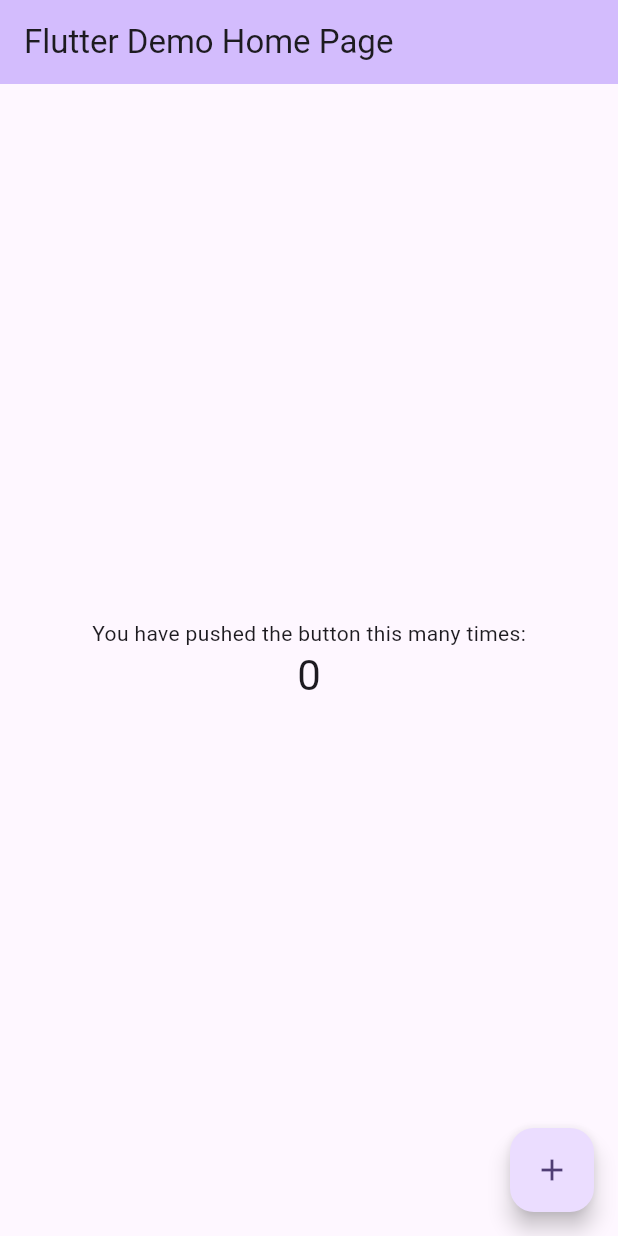
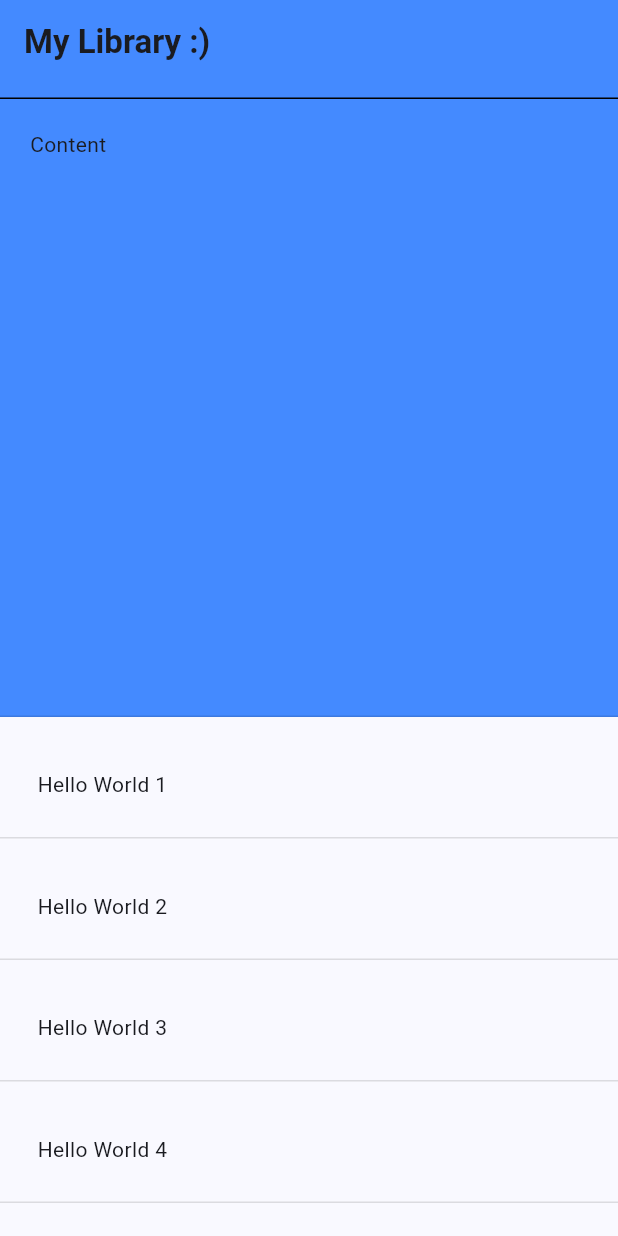
Before and after one commit to AMCCG/my_library, a Flutter app: the screen it shows after launch, on a phone screen of 412 x 824 dp. Run offline on Flutter 3.47's test engine with Material 3 defaults, Android fonts, the phone set to English and light mode, and no system bars.

Commit message:
draft layout

```diff
--- a/lib/main.dart
+++ b/lib/main.dart
@@ -7,46 +7,25 @@
 class MyApp extends StatelessWidget {
   const MyApp({super.key});
 
-  // This widget is the root of your application.
   @override
   Widget build(BuildContext context) {
     return MaterialApp(
-      title: 'Flutter Demo',
+      title: 'My Library',
       theme: ThemeData(
-        // This is the theme of your application.
-        //
-        // TRY THIS: Try running your application with "flutter run". You'll see
-        // the application has a purple toolbar. Then, without quitting the app,
-        // try changing the seedColor in the colorScheme below to Colors.green
-        // and then invoke "hot reload" (save your changes or press the "hot
-        // reload" button in a Flutter-supported IDE, or press "r" if you used
-        // the command line to start the app).
-        //
-        // Notice that the counter didn't reset back to zero; the application
-        // state is not lost during the reload. To reset the state, use hot
-        // restart instead.
-        //
-        // This works for code too, not just values: Most code changes can be
-        // tested with just a hot reload.
-        colorScheme: ColorScheme.fromSeed(seedColor: Colors.deepPurple),
+        colorScheme: ColorScheme.fromSeed(
+          primary: Colors.blueAccent,
+          seedColor: Colors.blueAccent,
+        ),
+        // colorScheme: ColorScheme.fromSwatch(primarySwatch: Colors.yellow),
         useMaterial3: true,
       ),
-      home: const MyHomePage(title: 'Flutter Demo Home Page'),
+      home: const MyHomePage(title: 'My Library :)'),
     );
   }
 }
 
 class MyHomePage extends StatefulWidget {
   const MyHomePage({super.key, required this.title});
-
-  // This widget is the home page of your application. It is stateful, meaning
-  // that it has a State object (defined below) that contains fields that affect
-  // how it looks.
-
-  // This class is the configuration for the state. It holds the values (in this
-  // case the title) provided by the parent (in this case the App widget) and
-  // used by the build method of the State. Fields in a Widget subclass are
-  // always marked "final".
 
   final String title;
 
@@ -55,71 +34,64 @@
 }
 
 class _MyHomePageState extends State<MyHomePage> {
-  int _counter = 0;
-
-  void _incrementCounter() {
-    setState(() {
-      // This call to setState tells the Flutter framework that something has
-      // changed in this State, which causes it to rerun the build method below
-      // so that the display can reflect the updated values. If we changed
-      // _counter without calling setState(), then the build method would not be
-      // called again, and so nothing would appear to happen.
-      _counter++;
-    });
-  }
-
   @override
   Widget build(BuildContext context) {
-    // This method is rerun every time setState is called, for instance as done
-    // by the _incrementCounter method above.
-    //
-    // The Flutter framework has been optimized to make rerunning build methods
-    // fast, so that you can just rebuild anything that needs updating rather
-    // than having to individually change instances of widgets.
     return Scaffold(
       appBar: AppBar(
-        // TRY THIS: Try changing the color here to a specific color (to
-        // Colors.amber, perhaps?) and trigger a hot reload to see the AppBar
-        // change color while the other colors stay the same.
-        backgroundColor: Theme.of(context).colorScheme.inversePrimary,
-        // Here we take the value from the MyHomePage object that was created by
-        // the App.build method, and use it to set our appbar title.
-        title: Text(widget.title),
+        backgroundColor: Theme.of(context).colorScheme.primary,
+        title: Text(
+          widget.title,
+          style: const TextStyle(fontWeight: FontWeight.bold),
+        ),
+        bottom: PreferredSize(
+          preferredSize: const Size.fromHeight(10.0),
+          child: Container(
+            color: Colors.black,
+            height: 1.0,
+          ),
+        ),
       ),
       body: Center(
-        // Center is a layout widget. It takes a single child and positions it
-        // in the middle of the parent.
-        child: Column(
-          // Column is also a layout widget. It takes a list of children and
-          // arranges them vertically. By default, it sizes itself to fit its
-          // children horizontally, and tries to be as tall as its parent.
-          //
-          // Column has various properties to control how it sizes itself and
-          // how it positions its children. Here we use mainAxisAlignment to
-          // center the children vertically; the main axis here is the vertical
-          // axis because Columns are vertical (the cross axis would be
-          // horizontal).
-          //
-          // TRY THIS: Invoke "debug painting" (choose the "Toggle Debug Paint"
-          // action in the IDE, or press "p" in the console), to see the
-          // wireframe for each widget.
-          mainAxisAlignment: MainAxisAlignment.center,
-          children: <Widget>[
-            const Text(
-              'You have pushed the button this many times:',
+        child: ListView(
+          children: [
+            Expanded(
+              child: Container(
+                height: (MediaQuery.of(context).size.height / 2),
+                padding: const EdgeInsets.all(20),
+                margin: const EdgeInsets.only(bottom: 10),
+                decoration: BoxDecoration(
+                  color: Theme.of(context).primaryColor,
+                  border: const Border(
+                    bottom: BorderSide(width: 1, color: Colors.black12),
+                  ),
+                ),
+                child: const Text("Content"),
+              ),
             ),
-            Text(
-              '$_counter',
-              style: Theme.of(context).textTheme.headlineMedium,
-            ),
+            buildContent("Hello World 1"),
+            buildContent("Hello World 2"),
+            buildContent("Hello World 3"),
+            buildContent("Hello World 4"),
+            buildContent("Hello World 5"),
           ],
         ),
       ),
-      floatingActionButton: FloatingActionButton(
-        onPressed: _incrementCounter,
-        tooltip: 'Increment',
-        child: const Icon(Icons.add),
-      ), // This trailing comma makes auto-formatting nicer for build methods.
+    );
+  }
+
+  Expanded buildContent(String message) {
+    return Expanded(
+      child: Container(
+        // color: Colors.lightGreenAccent,
+        padding: const EdgeInsets.all(25),
+        margin: const EdgeInsets.only(bottom: 10),
+        decoration: const BoxDecoration(
+          border: Border(
+            bottom: BorderSide(width: 1, color: Colors.black12),
+          ),
+        ),
+        child: Text(message),
+      ),
     );
   }
 }
```
